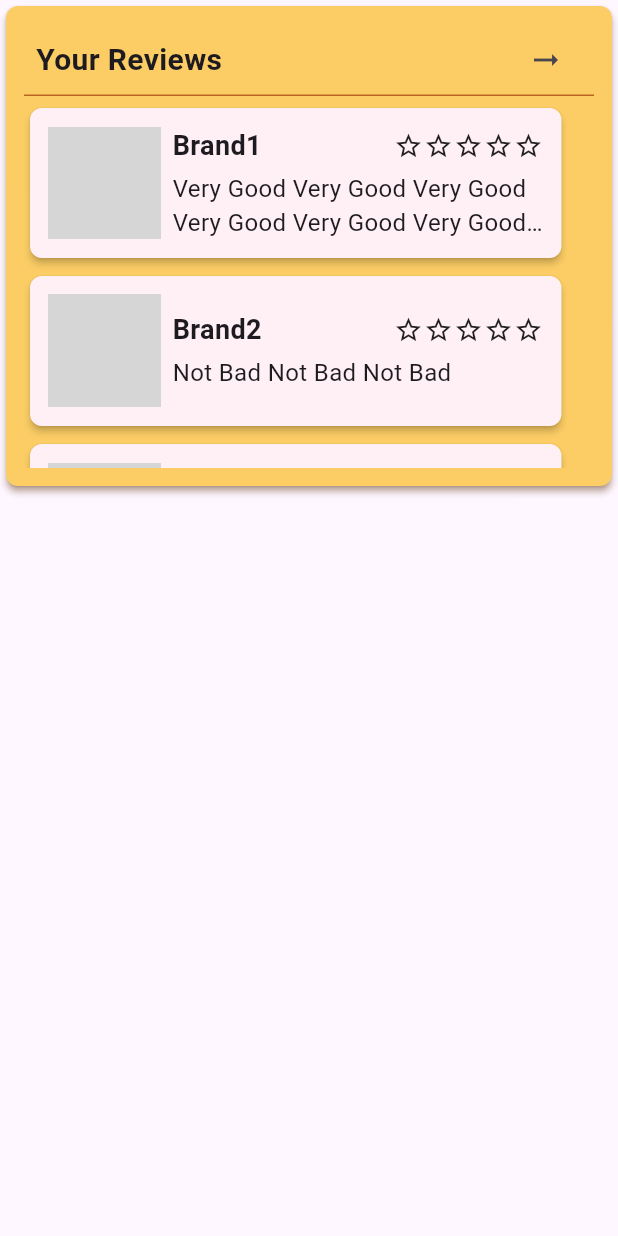
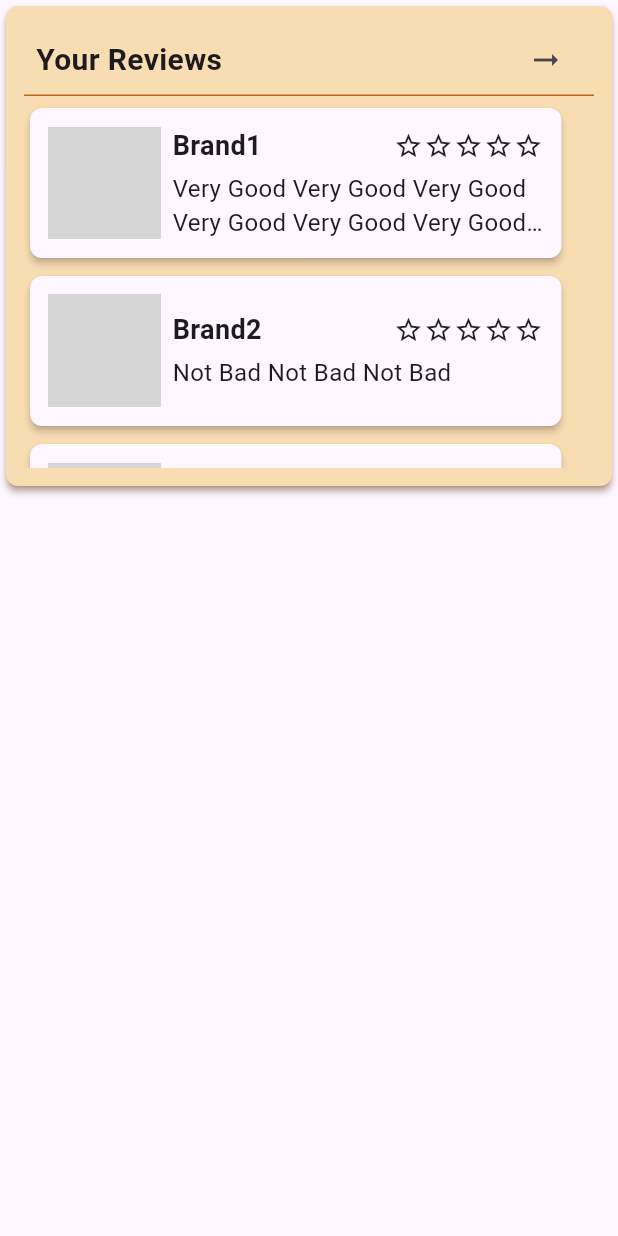
Before and after one commit to ms1670/Home-Made-Cakes-App, a Flutter app: the ProReviewCard widget shown alone on an empty page, opened directly, on a phone screen of 412 x 824 dp. Run offline on Flutter 3.47's test engine with Material 3 defaults, Android fonts, the light colour scheme and no system bars; statements that could not run were skipped; grey boxes are pictures that could not be loaded.

Commit message:
Homemade Cakes - Flutter App

```diff
--- a/lib/main.dart
+++ b/lib/main.dart
@@ -682,7 +682,8 @@ class CakeTypeCard extends StatelessWidget{
         ),
       elevation: 4,
     //  color: Colors.amber.shade200,
-      color: AppColors.accentColor,
+     // color: AppColors.accentColor,
+      color: AppColors.cardColor,
       clipBehavior: Clip.hardEdge, // clips content inside the card
       child: SizedBox(
         //width: 100,
@@ -1160,7 +1161,7 @@ class ProfilePage extends StatelessWidget {
 
     return Scaffold(
     //  backgroundColor: Colors.amber.shade50,
-      backgroundColor: AppColors.background,
+      backgroundColor: AppColors.back,
       body: SingleChildScrollView(
         child: Padding (padding: EdgeInsets.all(8),
               child: Column(
@@ -1276,7 +1277,8 @@ class ProReviewCard extends StatelessWidget{
       ),
       elevation: 2,
      // color: Colors.green.shade100,
-      color: AppColors.secondary,
+      //color: AppColors.secondary,
+      color: AppColors.cardBackground,
       shadowColor: AppColors.shadowColor,
       child: SizedBox(
         width: MediaQuery.of(context).size.width,
@@ -1448,7 +1450,8 @@ class SampleProfileReviews extends StatelessWidget{
         borderRadius: BorderRadius.circular(8),
       ),
       elevation: 2,
-      color: AppColors.secondaryBackground,
+      color: AppColors.back,
+     // color: AppColors.secondaryBackground,
       child: SizedBox(
         width: MediaQuery.of(context).size.width * 0.86,
         height: 100,
```
